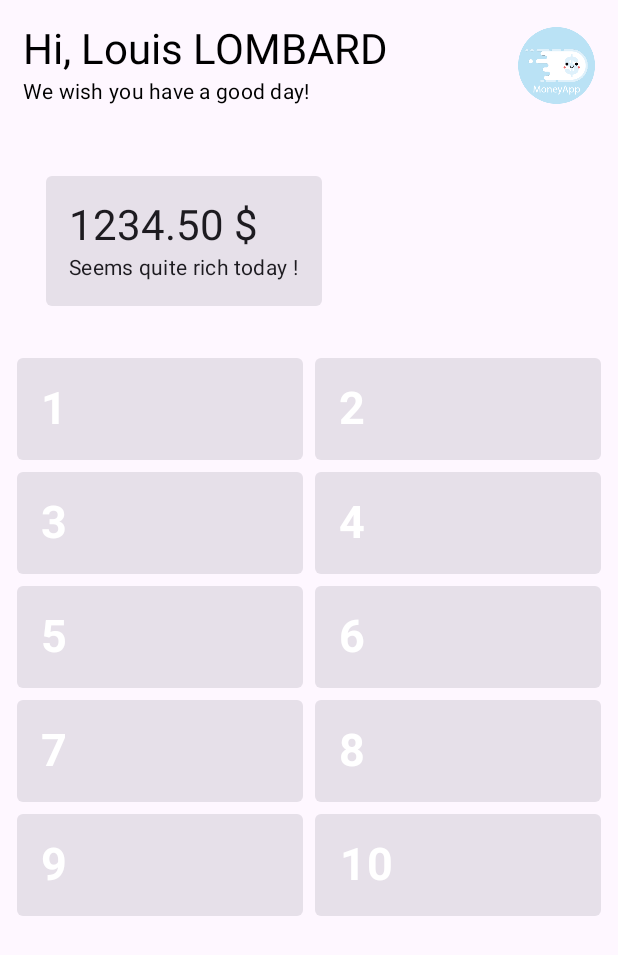
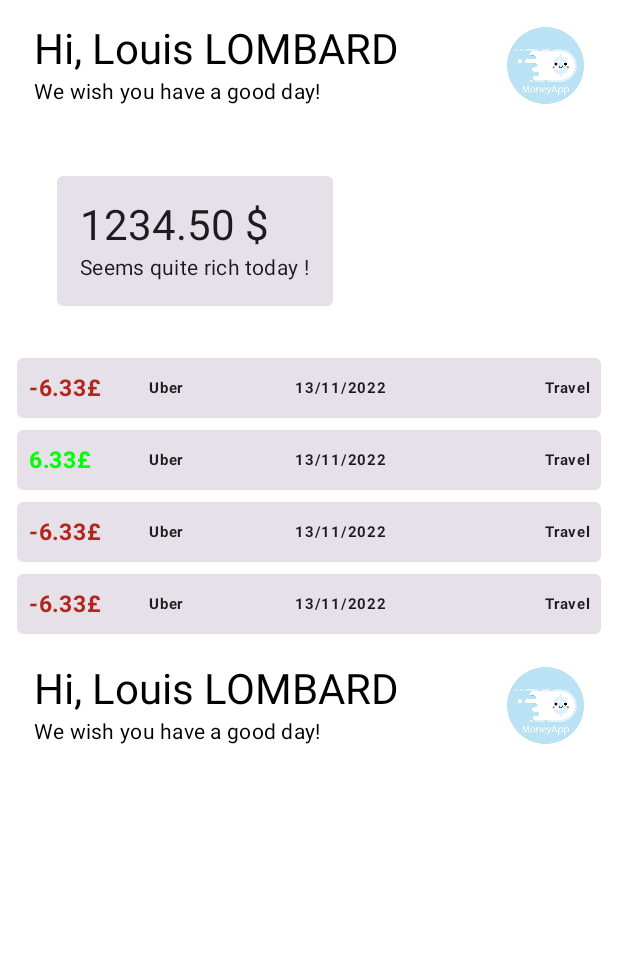
Before and after one commit to louislouislouislouis/androidMoneyVisualizer, an Android app built with Jetpack Compose: the @Preview function ComposablePreview, on a phone screen of 412 x 824 dp. Shown: the top 955 px of the screen. Run offline under Robolectric (Android 15) with nearby library versions, the phone set to English and light mode, and no system bars; libraries missing offline, so code that uses them is left out: com.plaid.link.

Commit message:
add transac

```diff
--- a/app/build.gradle
+++ b/app/build.gradle
@@ -9,7 +9,7 @@ android {
 
     defaultConfig {
         applicationId "com.succiue.myapplication"
-        minSdk 21
+        minSdk 26
         targetSdk 32
         versionCode 1
         versionName "1.0"
--- a/app/src/main/java/com/succiue/myapplication/ui/screens/HomeScreen.kt
+++ b/app/src/main/java/com/succiue/myapplication/ui/screens/HomeScreen.kt
@@ -307,6 +307,7 @@ fun AppBody(
                 name = viewModel.uiState.name,
                 totalAmount = viewModel.uiState.totalAmount,
                 currency = viewModel.uiState.currency,
+                listTransaction = viewModel.uiState.transactionList,
                 getBalanceAction = { viewModel.getBalanceInfoFrom() },
                 getTransactionsAction = { viewModel.getTransactionInfoFrom() }
             )
--- a/app/src/main/java/com/succiue/myapplication/ui/screens/bodies/HomeBody.kt
+++ b/app/src/main/java/com/succiue/myapplication/ui/screens/bodies/HomeBody.kt
@@ -1,15 +1,15 @@
 package com.succiue.myapplication.ui.screens.bodies
 
-import androidx.compose.foundation.background
 import androidx.compose.foundation.layout.*
-import androidx.compose.foundation.lazy.grid.GridCells
-import androidx.compose.foundation.lazy.grid.LazyVerticalGrid
-import androidx.compose.material3.*
+import androidx.compose.foundation.lazy.LazyColumn
+import androidx.compose.material3.Card
+import androidx.compose.material3.Icon
+import androidx.compose.material3.MaterialTheme
+import androidx.compose.material3.Text
 import androidx.compose.runtime.Composable
 import androidx.compose.ui.Alignment
 import androidx.compose.ui.Modifier
 import androidx.compose.ui.graphics.Color
-import androidx.compose.ui.platform.LocalConfiguration
 import androidx.compose.ui.res.painterResource
 import androidx.compose.ui.text.font.FontWeight
 import androidx.compose.ui.text.style.TextAlign
@@ -20,10 +20,12 @@ import androidx.navigation.NavHostController
 import androidx.navigation.compose.rememberNavController
 import com.succiue.myapplication.R
 import com.succiue.myapplication.ui.theme.MyApplicationTheme
+import com.succiue.myapplication.ui.viewmodels.TransactionUiState
 
 @Composable
 fun HomeBody(
     navController: NavHostController,
+    listTransaction: List<TransactionUiState>,
     name: String,
     totalAmount: String,
     currency: String,
@@ -31,49 +33,83 @@ fun HomeBody(
     getTransactionsAction: () -> Unit
 
 ) {
-    val list = (1..10).map { it.toString() }
-    val configuration = LocalConfiguration.current
-
-    val screenHeight = configuration.screenWidthDp.dp
     Box(
         modifier = Modifier
-            .background(MaterialTheme.colorScheme.background)
             .fillMaxSize()
     ) {
-
         Column() {
-            GreetingSection(name)
-            TotalSection(totalAmount, currency)
-            LazyVerticalGrid(
-                columns = GridCells.Adaptive(screenHeight / 3),
-                contentPadding = PaddingValues(start = 7.5.dp, end = 7.5.dp, bottom = 100.dp),
-                modifier = Modifier.fillMaxHeight()
+            LazyColumn(
+                contentPadding = PaddingValues(start = 7.5.dp, end = 7.5.dp, bottom = 7.5.dp),
             ) {
-                items(list.size) { index ->
+                item {
+                    GreetingSection(name)
+                }
+                item {
+                    TotalSection(totalAmount, currency)
+                }
+                items(listTransaction.size) { index ->
                     Card(
                         modifier = Modifier
                             .padding(4.dp)
                             .fillMaxWidth(),
                     ) {
-                        Text(
-                            text = list[index],
-                            fontWeight = FontWeight.Bold,
-                            fontSize = 30.sp,
-                            color = Color(0xFFFFFFFF),
-                            textAlign = TextAlign.Center,
-                            modifier = Modifier.padding(16.dp)
-                        )
+                        Row(
+                            verticalAlignment = Alignment.CenterVertically,
+                            modifier = Modifier
+                                .fillMaxWidth()
+                                .padding(8.dp)
+
+                        ) {
+                            Text(
+                                text = listTransaction[index].amount,
+                                fontWeight = FontWeight.Bold,
+                                fontSize = 15.sp,
+                                color = if (listTransaction[index].amount.startsWith("-")) {
+                                    MaterialTheme.colorScheme.error
+                                } else {
+                                    Color.Green
+                                },
+                                modifier = Modifier
+                                    .fillMaxHeight()
+                                    .width(80.dp)
+                            )
+                            Text(
+                                text = listTransaction[index].merchant,
+                                fontWeight = FontWeight.Bold,
+                                fontSize = 10.sp,
+                                modifier = Modifier
+                                    .fillMaxWidth()
+                                    .weight(1f)
+                                    .fillMaxHeight()
+                            )
+                            Text(
+                                text = listTransaction[index].date,
+                                fontWeight = FontWeight.Bold,
+                                fontSize = 10.sp,
+                                modifier = Modifier
+                                    .fillMaxWidth()
+                                    .weight(1f)
+                                    .fillMaxHeight()
+                            )
+                            Text(
+                                text = listTransaction[index].category,
+                                fontWeight = FontWeight.Bold,
+                                fontSize = 10.sp,
+                                textAlign = TextAlign.End,
+                                modifier = Modifier
+                                    .fillMaxWidth()
+                                    .weight(1f)
+                                    .fillMaxHeight()
+                            )
+                        }
                     }
                 }
-            }
-            Text("I am the Home Body")
-            Button(onClick = { getBalanceAction() }) {
-                Text(text = "GET BALANCE (IN LOGCAT)")
-            }
-            Button(onClick = { getTransactionsAction() }) {
-                Text(text = "GET TRANSACTIONS (IN LOGCAT)")
+                item {
+                    GreetingSection(name)
+                }
             }
         }
+
     }
 }
 
@@ -95,7 +131,6 @@ fun GreetingSection(
             Text(
                 text = "Hi, $name",
                 style = MaterialTheme.typography.headlineMedium
-
             )
             Text(
                 text = "We wish you have a good day!",
@@ -154,8 +189,32 @@ fun ComposablePreview() {
             name = "Louis LOMBARD",
             totalAmount = "1234.50",
             currency = "$",
-            {},
-            {})
+            listTransaction = listOf(
+                TransactionUiState(
+                    amount = "-6.33£",
+                    merchant = "Uber",
+                    category = "Travel",
+                    date = "13/11/2022"
+                ), TransactionUiState(
+                    amount = "6.33£",
+                    merchant = "Uber",
+                    category = "Travel",
+                    date = "13/11/2022"
+                ), TransactionUiState(
+                    amount = "-6.33£",
+                    merchant = "Uber",
+                    category = "Travel",
+                    date = "13/11/2022"
+                ), TransactionUiState(
+                    amount = "-6.33£",
+                    merchant = "Uber",
+                    category = "Travel",
+                    date = "13/11/2022"
+                )
+            ),
+            getTransactionsAction = {},
+            getBalanceAction = {}
+        )
 
     }
 }
--- a/app/src/main/java/com/succiue/myapplication/ui/screens/bodies/StatsBody.kt
+++ b/app/src/main/java/com/succiue/myapplication/ui/screens/bodies/StatsBody.kt
@@ -1,10 +1,12 @@
 package com.succiue.myapplication.ui.screens.bodies
 
+import android.util.Log
 import androidx.compose.material3.Text
 import androidx.compose.runtime.Composable
 import androidx.navigation.NavHostController
 
 @Composable
 fun StatsBody(navController: NavHostController) {
+    Log.d("StatsBody", "Running Stat")
     Text("I am the Stats Page")
 }
```
Also changed, not shown: app/src/main/java/com/succiue/myapplication/data/model/TransactionModel.kt (+8 -8 lines), app/src/main/java/com/succiue/myapplication/ui/viewmodels/HomeViewModel.kt (added, +7 -0 lines), app/src/main/java/com/succiue/myapplication/ui/viewmodels/MainViewModel.kt (+45 -8 lines), app/src/main/java/com/succiue/myapplication/utils/utils.kt (+12 -11 lines).
